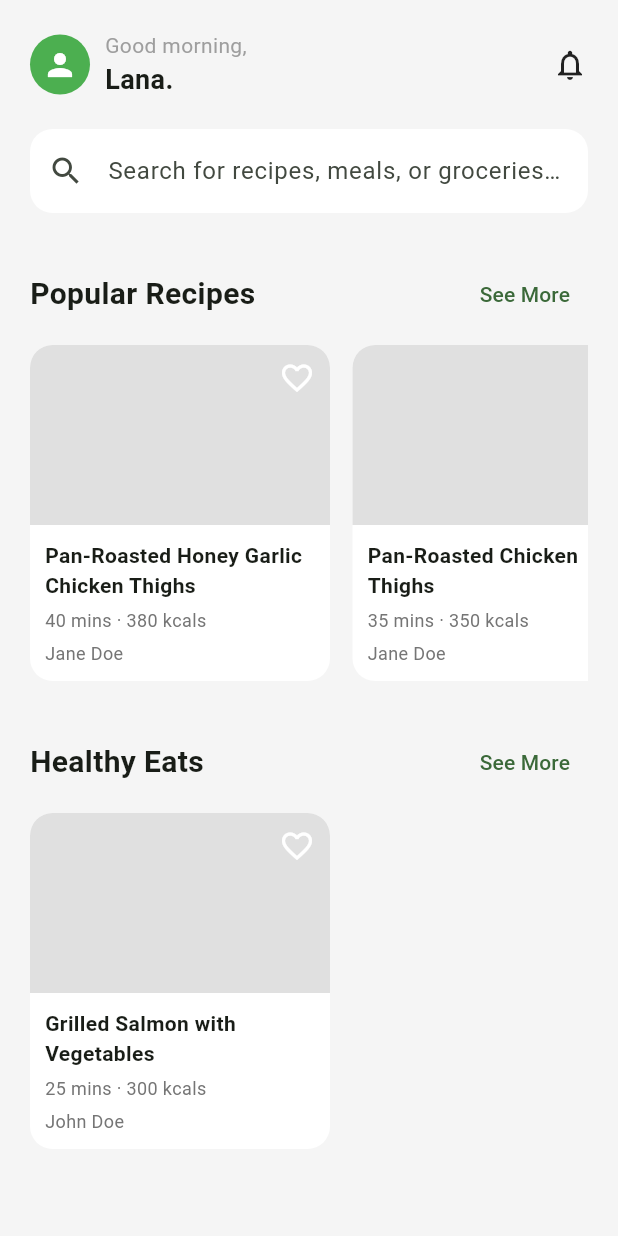
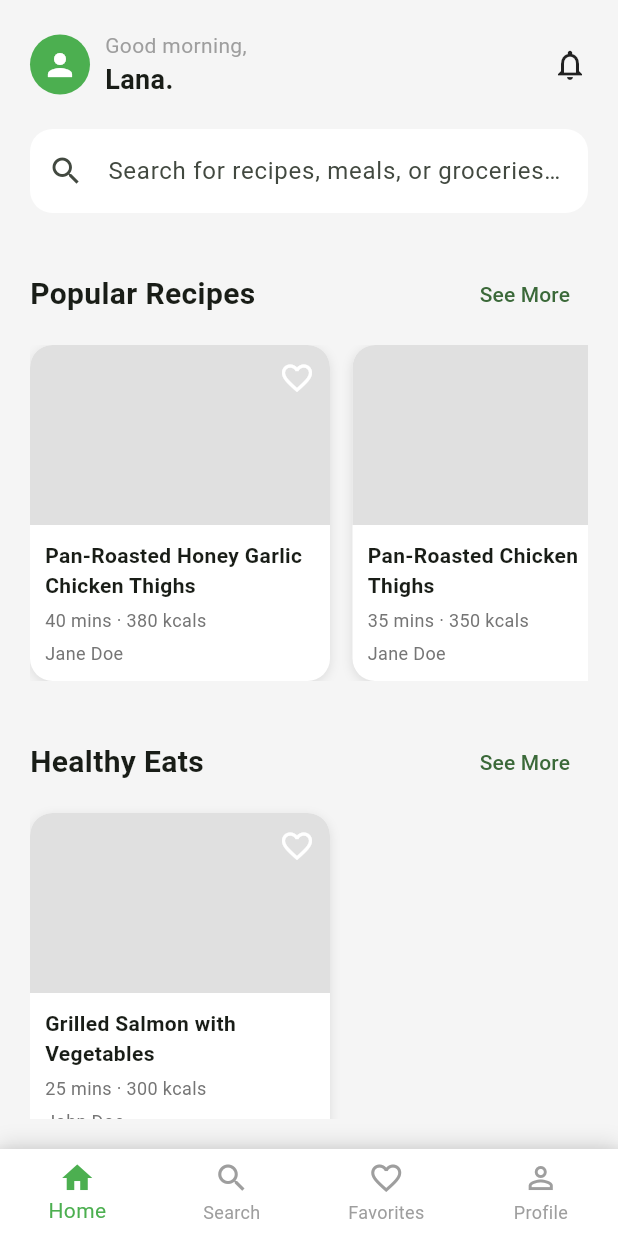
Before and after one commit to KennyTangg/Homii, a Flutter app: the HomePage screen opened directly, on a phone screen of 412 x 824 dp. Run offline on Flutter 3.47's test engine with Material 3 defaults, Android fonts, the phone set to English and light mode, and no system bars.

Commit message:
Add bottom navbar to home page

```diff
--- a/lib/pages/home_page.dart
+++ b/lib/pages/home_page.dart
@@ -1,7 +1,20 @@
 import 'package:flutter/material.dart';
 
-class HomePage extends StatelessWidget {
+class HomePage extends StatefulWidget {
   const HomePage({super.key});
+
+  @override
+  State<HomePage> createState() => _HomePageState();
+}
+
+class _HomePageState extends State<HomePage> {
+  int _selectedIndex = 0;
+
+  void _onItemTapped(int index) {
+    setState(() {
+      _selectedIndex = index;
+    });
+  }
 
   @override
   Widget build(BuildContext context) {
@@ -60,6 +73,10 @@ class HomePage extends StatelessWidget {
                 ),
               ),
               const SizedBox(height: 30),
+              Expanded(
+                child: SingleChildScrollView(
+                  child: Column(
+                    children: [
                       // Popular Recipes section
                       _buildSection(
                         'Popular Recipes',
@@ -93,6 +110,51 @@ class HomePage extends StatelessWidget {
                       ),
                     ],
                   ),
+                ),
+              ),
+            ],
+          ),
+        ),
+      ),
+      bottomNavigationBar: Container(
+        decoration: BoxDecoration(
+          boxShadow: [
+            BoxShadow(
+              color: Colors.black.withOpacity(0.1),
+              blurRadius: 10,
+              offset: const Offset(0, -5),
+            ),
+          ],
+        ),
+        child: BottomNavigationBar(
+          currentIndex: _selectedIndex,
+          onTap: _onItemTapped,
+          type: BottomNavigationBarType.fixed,
+          backgroundColor: Colors.white,
+          selectedItemColor: Colors.green,
+          unselectedItemColor: Colors.grey,
+          items: const [
+            BottomNavigationBarItem(
+              icon: Icon(Icons.home_outlined),
+              activeIcon: Icon(Icons.home),
+              label: 'Home',
+            ),
+            BottomNavigationBarItem(
+              icon: Icon(Icons.search_outlined),
+              activeIcon: Icon(Icons.search),
+              label: 'Search',
+            ),
+            BottomNavigationBarItem(
+              icon: Icon(Icons.favorite_outline),
+              activeIcon: Icon(Icons.favorite),
+              label: 'Favorites',
+            ),
+            BottomNavigationBarItem(
+              icon: Icon(Icons.person_outline),
+              activeIcon: Icon(Icons.person),
+              label: 'Profile',
+            ),
+          ],
         ),
       ),
     );
@@ -141,6 +203,13 @@ class HomePage extends StatelessWidget {
       decoration: BoxDecoration(
         color: Colors.white,
         borderRadius: BorderRadius.circular(15),
+        boxShadow: [
+          BoxShadow(
+            color: Colors.black.withOpacity(0.1),
+            blurRadius: 5,
+            offset: const Offset(0, 2),
+          ),
+        ],
       ),
       child: Column(
         crossAxisAlignment: CrossAxisAlignment.start,
```
Lines whose indentation alone changed are shown as unchanged.
